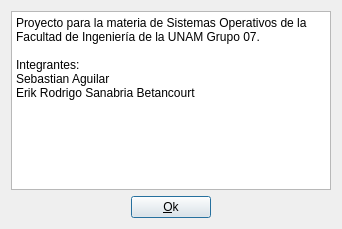
Qt form proyectos/Proyecto_Erik_Sebastian/MonitorRAM/dialog_acercade.ui (gwolf/clase-sistop-2017-01) before a commit.
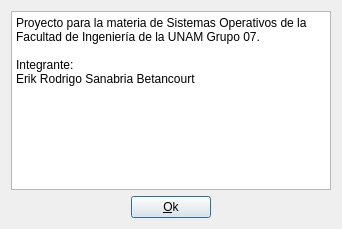
The same form after that commit.

Commit message: Actualizando acerca de

The edit to the form file:
```diff
--- a/proyectos/Proyecto_Erik_Sebastian/MonitorRAM/dialog_acercade.ui
+++ b/proyectos/Proyecto_Erik_Sebastian/MonitorRAM/dialog_acercade.ui
@@ -25,8 +25,7 @@
 &lt;/style&gt;&lt;/head&gt;&lt;body style=&quot; font-family:'Sans Serif'; font-size:9pt; font-weight:400; font-style:normal;&quot;&gt;
 &lt;p style=&quot; margin-top:0px; margin-bottom:0px; margin-left:0px; margin-right:0px; -qt-block-indent:0; text-indent:0px;&quot;&gt;Proyecto para la materia de Sistemas Operativos de la Facultad de Ingeniería de la UNAM Grupo 07.&lt;/p&gt;
 &lt;p style=&quot;-qt-paragraph-type:empty; margin-top:0px; margin-bottom:0px; margin-left:0px; margin-right:0px; -qt-block-indent:0; text-indent:0px;&quot;&gt;&lt;br /&gt;&lt;/p&gt;
-&lt;p style=&quot; margin-top:0px; margin-bottom:0px; margin-left:0px; margin-right:0px; -qt-block-indent:0; text-indent:0px;&quot;&gt;Integrantes:&lt;/p&gt;
-&lt;p style=&quot; margin-top:0px; margin-bottom:0px; margin-left:0px; margin-right:0px; -qt-block-indent:0; text-indent:0px;&quot;&gt;Sebastian Aguilar&lt;/p&gt;
+&lt;p style=&quot; margin-top:0px; margin-bottom:0px; margin-left:0px; margin-right:0px; -qt-block-indent:0; text-indent:0px;&quot;&gt;Integrante:&lt;/p&gt;
 &lt;p style=&quot; margin-top:0px; margin-bottom:0px; margin-left:0px; margin-right:0px; -qt-block-indent:0; text-indent:0px;&quot;&gt;Erik Rodrigo Sanabria Betancourt&lt;/p&gt;&lt;/body&gt;&lt;/html&gt;</string>
        </property>
       </widget>
```
